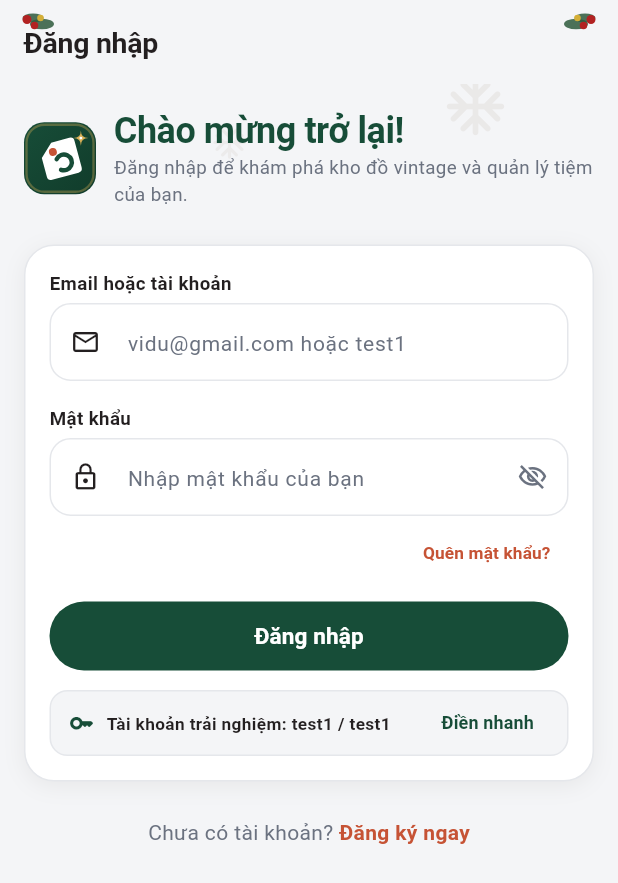
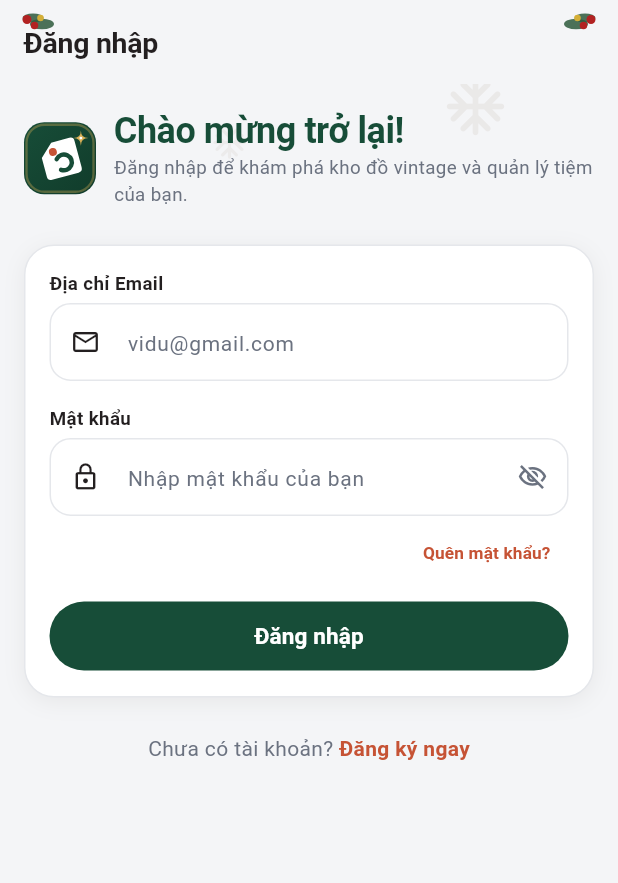
Before and after one commit to mindqc/RETRO_MARKET, a Flutter app: the LoginScreen screen opened by its route, on a phone screen of 412 x 824 dp. Shown: the top 883 px of the screen. Run offline on Flutter 3.47's test engine with Material 3 defaults, Android fonts, the phone set to English and light mode, and no system bars; our stand-ins replace cached_network_image, dio, flutter_riverpod, flutter_secure_storage, go_router, image_picker and 3 more; accounts and stored records are empty; network calls fail; Roboto replaces fonts that are missing (BeVietnamPro).

Commit message:
refactor(auth): remove demo account support
Clean up authentication logic by removing local demo credentials and UI prompts. Update token parsing to ensure compatibility with backend API responses.

```diff
--- a/mobile/lib/features/auth/repositories/auth_repository.dart
+++ b/mobile/lib/features/auth/repositories/auth_repository.dart
@@ -38,7 +38,7 @@ class AuthRepository {
     );
 
     final data = response.data?['data'] as Map<String, dynamic>;
-    final token = data['access_token']?.toString() ?? '';
+    final token = (data['token'] ?? data['access_token'])?.toString() ?? '';
     final userJson = data['user'] as Map<String, dynamic>;
     final user = UserModel.fromJson(userJson);
 
@@ -72,7 +72,7 @@ class AuthRepository {
     );
 
     final data = response.data?['data'] as Map<String, dynamic>;
-    final token = data['access_token']?.toString() ?? '';
+    final token = (data['token'] ?? data['access_token'])?.toString() ?? '';
     final userJson = data['user'] as Map<String, dynamic>;
     final user = UserModel.fromJson(userJson);
 
--- a/mobile/lib/features/auth/screens/login_screen.dart
+++ b/mobile/lib/features/auth/screens/login_screen.dart
@@ -287,9 +287,9 @@ class _LoginScreenState extends ConsumerState<LoginScreen> {
                     child: Column(
                       crossAxisAlignment: CrossAxisAlignment.start,
                       children: [
-                        // Email / Demo Account
+                        // Email
                         Text(
-                          'Email hoặc tài khoản',
+                          'Địa chỉ Email',
                           style: AppTypography.labelMedium,
                         ),
                         const SizedBox(height: DesignTokens.spaceXs),
@@ -297,7 +297,7 @@ class _LoginScreenState extends ConsumerState<LoginScreen> {
                           controller: _emailController,
                           keyboardType: TextInputType.emailAddress,
                           decoration: InputDecoration(
-                            hintText: 'vidu@gmail.com hoặc test1',
+                            hintText: 'vidu@gmail.com',
                             prefixIcon:
                                 const Icon(Icons.email_outlined, size: 20),
                             errorText: emailError,
@@ -307,9 +307,6 @@ class _LoginScreenState extends ConsumerState<LoginScreen> {
                               return 'Vui lòng nhập địa chỉ email.';
                             }
                             final normalized = val.trim().toLowerCase();
-                            if (normalized == 'test1') {
-                              return null;
-                            }
                             if (!normalized.contains('@') ||
                                 !normalized.contains('.')) {
                               return 'Địa chỉ email không đúng định dạng.';
@@ -388,64 +385,6 @@ class _LoginScreenState extends ConsumerState<LoginScreen> {
                                 : const Text('Đăng nhập'),
                           ),
                         ),
-
-                        const SizedBox(height: DesignTokens.spaceMd),
-
-                        // Compact Demo Account Helper
-                        Container(
-                          padding: const EdgeInsets.symmetric(
-                            horizontal: 12,
-                            vertical: 10,
-                          ),
-                          decoration: BoxDecoration(
-                            color: AppColors.canvasParchment,
-                            borderRadius: BorderRadius.circular(12),
-                            border: Border.all(color: AppColors.borderWarm),
-                          ),
-                          child: Row(
-                            children: [
-                              const Icon(
-                                Icons.key_rounded,
-                                size: 17,
-                                color: AppColors.pineDeep,
-                              ),
-                              const SizedBox(width: 8),
-                              Expanded(
-                                child: Text(
-                                  'Tài khoản trải nghiệm: test1 / test1',
-                                  style: AppTypography.caption.copyWith(
-                                    color: AppColors.textCharcoal,
-                                    fontWeight: FontWeight.w600,
-                                  ),
-                                ),
-                              ),
-                              TextButton(
-                                style: TextButton.styleFrom(
-                                  padding: const EdgeInsets.symmetric(
-                                    horizontal: 10,
-                                    vertical: 4,
-                                  ),
-                                  minimumSize: Size.zero,
-                                  tapTargetSize:
-                                      MaterialTapTargetSize.shrinkWrap,
-                                  foregroundColor: AppColors.pineDeep,
-                                ),
-                                onPressed: () {
-                                  _emailController.text = 'test1';
-                                  _passwordController.text = 'test1';
-                                  setState(() => _lastApiException = null);
-                                },
-                                child: const Text(
-                                  'Điền nhanh',
-                                  style: TextStyle(
-                                    fontWeight: FontWeight.w700,
-                                    fontSize: 12,
-                                  ),
-                                ),
-                              ),
-                            ],
-                          ),
-                        ),
                       ],
                     ),
                   ),
--- a/mobile/lib/features/auth/widgets/auth_login_bottom_sheet.dart
+++ b/mobile/lib/features/auth/widgets/auth_login_bottom_sheet.dart
@@ -225,7 +225,7 @@ Future<void> showAuthLoginBottomSheet(
               ),
               const SizedBox(height: 14),
 
-              // Subtle Demo account callout
+              // Post-login continuation callout
               Container(
                 width: double.infinity,
                 padding: const EdgeInsets.symmetric(
@@ -247,7 +247,7 @@ Future<void> showAuthLoginBottomSheet(
                     const SizedBox(width: 8),
                     Expanded(
                       child: Text(
-                        'Sau khi đăng nhập, bạn sẽ tiếp tục ngay tại tính năng vừa chọn. (Demo: test1 / test1)',
+                        'Sau khi đăng nhập, bạn sẽ tiếp tục ngay tại tính năng vừa chọn.',
                         style: AppTypography.caption.copyWith(
                           color: AppColors.textCharcoal,
                           fontSize: 11.5,
```
Also changed, not shown: mobile/lib/features/auth/viewmodels/auth_view_model.dart (+1 -54 lines), 3 other files.
